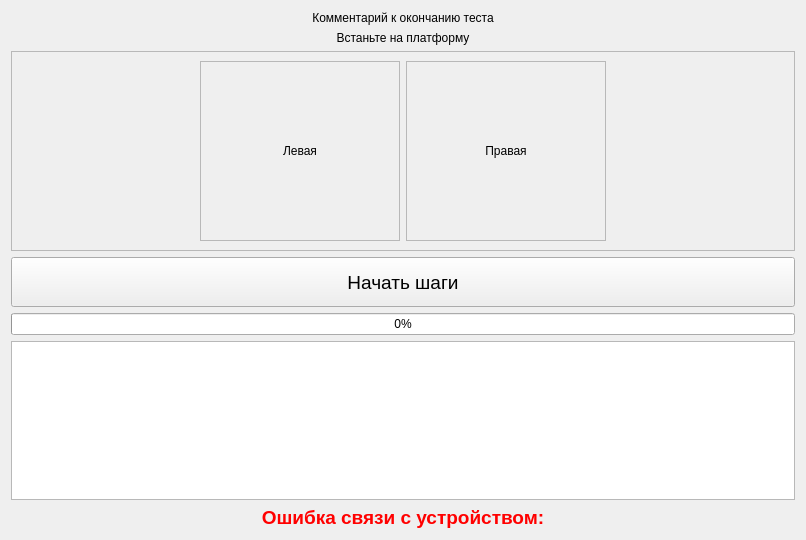
Before: the Qt Designer form metodics/jump_plate/teppingtest/teppingtestexecute.ui in grigp/a-analyser, drawn with Qt 5.
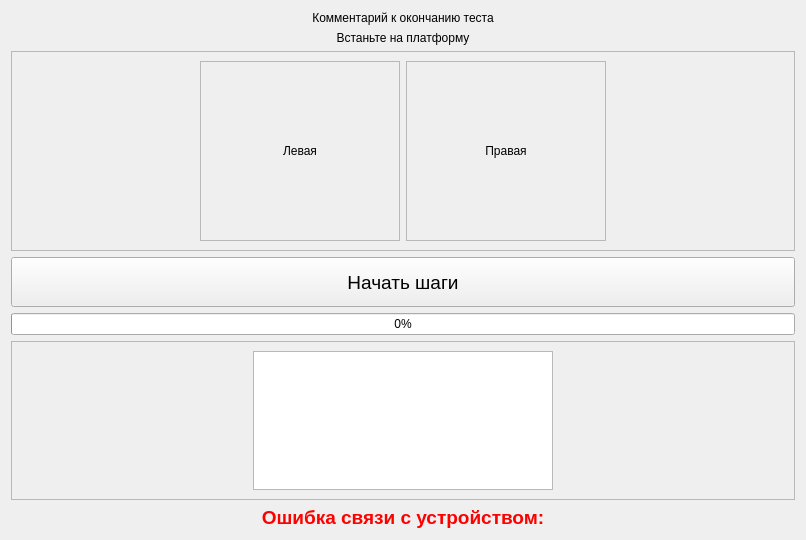
After: the same form once the commit is applied. Icons and pictures are not drawn.

```diff
--- a/metodics/jump_plate/teppingtest/teppingtestexecute.ui
+++ b/metodics/jump_plate/teppingtest/teppingtestexecute.ui
@@ -170,7 +170,58 @@
     </widget>
    </item>
    <item>
-    <widget class="QTreeView" name="treeView"/>
+    <widget class="QFrame" name="frame">
+     <property name="frameShape">
+      <enum>QFrame::StyledPanel</enum>
+     </property>
+     <property name="frameShadow">
+      <enum>QFrame::Raised</enum>
+     </property>
+     <layout class="QHBoxLayout" name="horizontalLayout_2">
+      <item>
+       <spacer name="horizontalSpacer_3">
+        <property name="orientation">
+         <enum>Qt::Horizontal</enum>
+        </property>
+        <property name="sizeHint" stdset="0">
+         <size>
+          <width>40</width>
+          <height>20</height>
+         </size>
+        </property>
+       </spacer>
+      </item>
+      <item>
+       <widget class="QTreeView" name="tvSteps">
+        <property name="minimumSize">
+         <size>
+          <width>300</width>
+          <height>0</height>
+         </size>
+        </property>
+        <property name="maximumSize">
+         <size>
+          <width>500</width>
+          <height>16777215</height>
+         </size>
+        </property>
+       </widget>
+      </item>
+      <item>
+       <spacer name="horizontalSpacer_4">
+        <property name="orientation">
+         <enum>Qt::Horizontal</enum>
+        </property>
+        <property name="sizeHint" stdset="0">
+         <size>
+          <width>40</width>
+          <height>20</height>
+         </size>
+        </property>
+       </spacer>
+      </item>
+     </layout>
+    </widget>
    </item>
    <item>
     <widget class="QLabel" name="lblCommunicationError">
```
